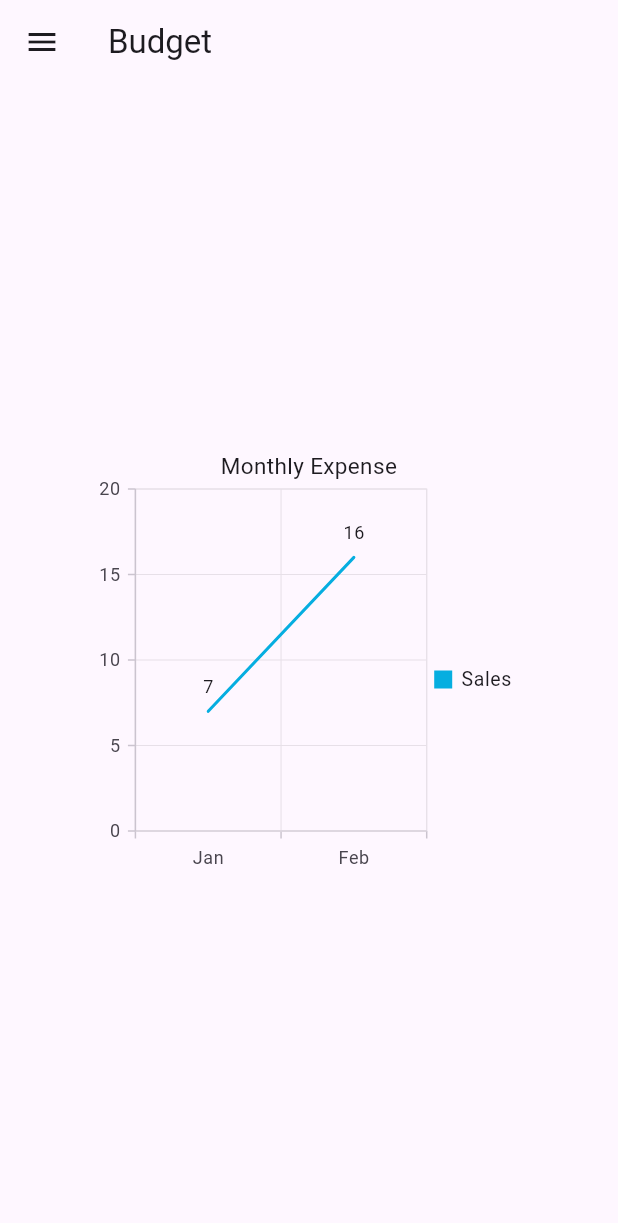
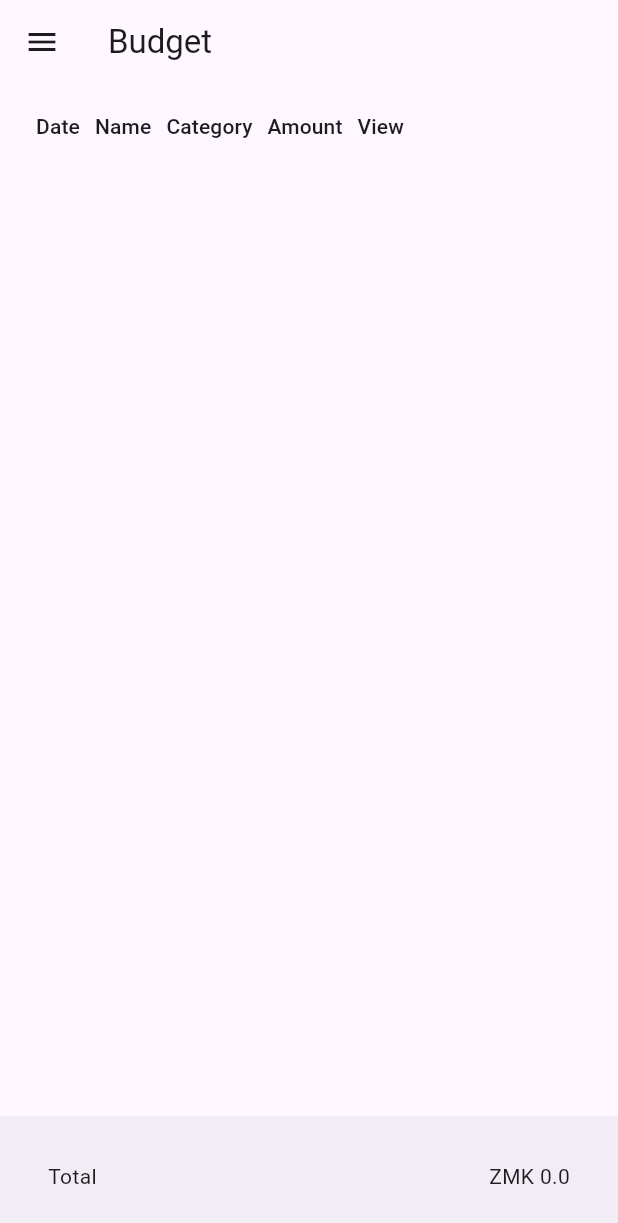
Before and after one commit to Atupele4/myexpensetraker, a Flutter app: the ExpenseApp screen opened directly, on a phone screen of 412 x 824 dp. Shown: the top 1223 px of the screen. Run offline on Flutter 3.47's test engine with Material 2 defaults, Android fonts, the phone set to English and light mode, and no system bars; our stand-ins replace firebase_auth, firebase_core, shared_preferences, sqflite, syncfusion_flutter_charts; accounts and stored records are empty.

Commit message:
cleaning app. moved expense list to home page. added validation on adding of categories. moved charts to statistics page. added a pre populated list of categories.

```diff
--- a/lib/ExpenseApp/AddExpens.dart
+++ b/lib/ExpenseApp/AddExpens.dart
@@ -86,7 +86,7 @@ class _ExpenseFormState extends State<AddExpense> {
               Container(margin: const EdgeInsets.fromLTRB(5,10, 5, 10), child: const Text('Pick Expense Category')),
               DropdownButton<String>(
                 value: selectedItem,
-                items: dropdownItems.map((item) => DropdownMenuItem(value: item, child: Text(item))).toList(),
+                items: dropdownItems.map((item) => DropdownMenuItem(value: item, child: Text(item.toUpperCase()))).toList(),
                 onChanged: (value) {
                   setState(() {
                     selectedItem = value!;
--- a/lib/ExpenseApp/ExpenseApp.dart
+++ b/lib/ExpenseApp/ExpenseApp.dart
@@ -1,12 +1,12 @@
 import 'package:flutter/material.dart';
-import 'package:myexpensetraker/DTO/ExpenseChartData.dart';
 import 'package:myexpensetraker/ExpenseApp/ExpenseStatistics.dart';
 import 'package:myexpensetraker/login/login.dart';
 import 'package:shared_preferences/shared_preferences.dart';
-import 'package:syncfusion_flutter_charts/charts.dart';
+import '../DTO/Expense.dart';
+import '../DatabaseHelper.dart';
 import 'AddExpens.dart';
 import 'ExpenseCategories.dart';
-import 'ExpenseList.dart';
+import 'package:intl/intl.dart';
 
 class ExpenseApp extends StatefulWidget {
   const ExpenseApp({super.key});
@@ -16,17 +16,27 @@ class ExpenseApp extends StatefulWidget {
 }
 
 class _ExpenseAppState extends State<ExpenseApp> {
-  List<ExpenseChartData> data = [
-    ExpenseChartData('2023','Jan','Food',7),
-    ExpenseChartData('2023','Feb','Transport',16),
-  ];
+  late Future<List<Expense>> _expensesFuture;
   final int _selectedIndex = 0;
+  late double countX = 0;
+  late String formattedDate;
 
   Future<void> navigateToNewScreen() async {
     await Navigator.pushReplacement(
       context,
       MaterialPageRoute(builder: (context) => const Login()),
     );
+  }
+
+  @override
+  void initState() {
+    super.initState();
+    _expensesFuture = DatabaseHelper.instance.getAllExpenses();
+
+    // Create a formatter for the desired format
+    final formatter = DateFormat('MM/dd/yyyy');
+    formattedDate = formatter.format(DateTime.now());
+
   }
 
   @override
@@ -82,20 +92,6 @@ class _ExpenseAppState extends State<ExpenseApp> {
             ),
             ListTile(
               title: const Row(
-                children: [
-                  Icon(Icons.list),
-                  Text(" Expense Listing"),
-                ],
-              ),
-              onTap: () {
-                Navigator.push(
-                  context,
-                  MaterialPageRoute(builder: (context) => const ExpenseList()),
-                );
-              },
-            ),
-            ListTile(
-              title: const Row(
                 crossAxisAlignment: CrossAxisAlignment.start,
                 children: [
                   Icon(Icons.stacked_bar_chart),
@@ -130,36 +126,69 @@ class _ExpenseAppState extends State<ExpenseApp> {
           ],
         ),
       ),
-      body: Container(
-        margin: const EdgeInsets.all(5),
-        child: Column(
-          mainAxisAlignment: MainAxisAlignment.center,
-          children: [
-            Row(
-              mainAxisAlignment: MainAxisAlignment.spaceEvenly,
-              children: [
-                Center(
-                  child: SfCartesianChart(
-                      primaryXAxis: CategoryAxis(),
-                      // Chart title
-                      title: ChartTitle(text: 'Monthly Expense'),
-                      // Enable legend
-                      legend: const Legend(isVisible: true),
-                      // Enable tooltip
-                      tooltipBehavior: TooltipBehavior(enable: true),
-                      series: <ChartSeries<ExpenseChartData, String>>[
-                        LineSeries<ExpenseChartData, String>(
-                            dataSource: data,
-                            xValueMapper: (ExpenseChartData sales, _) => sales.month,
-                            yValueMapper: (ExpenseChartData sales, _) => sales.totalItems,
-                            name: 'Sales',
-                            // Enable data label
-                            dataLabelSettings: const DataLabelSettings(isVisible: true))
-                      ]),
-                ),
+      body: FutureBuilder<List<Expense>>(
+        future: _expensesFuture,
+        builder: (context, snapshot) {
+          if (snapshot.hasData) {
+            for (final expense in snapshot.data!) {
+              countX += expense.amount;
+            }
+
+
+
+            // Format the date to the desired string
+
+
+
+
+
+            return DataTable(
+              dataTextStyle: const TextStyle(
+                fontSize: 10,
+                color: Colors.black
+              ),
+              columnSpacing: 10,
+              columns: const [
+                DataColumn(label: Text('Date')),
+                DataColumn(label: Text('Name')),
+                DataColumn(label: Text('Category')),
+                DataColumn(label: Text('Amount')),
+                DataColumn(label: Text('View'))
               ],
-            ),
-          ],
+              rows: snapshot.data!
+                  .map((expense) => DataRow(
+                cells: [
+                  DataCell(Text(formattedDate)),
+                  DataCell(Text(expense.name.toUpperCase())),
+                  DataCell(Text(expense.category.toString())),
+                  DataCell(Text(expense.amount.toString())),
+                  DataCell(ElevatedButton(
+                    onPressed: () {
+                      // Handle button click
+                    },
+                    child: const Icon(Icons.open_in_new),
+                  ))
+                ],
+              ))
+                  .toList(),
+            );
+          } else if (snapshot.hasError) {
+            return Text('Error: ${snapshot.error}');
+          } else {
+            return const Center(child: CircularProgressIndicator());
+          }
+        },
+      ),
+      bottomNavigationBar: BottomAppBar(
+        child: Container(
+          padding: EdgeInsets.all(16.0),
+          child: Row(
+            mainAxisAlignment: MainAxisAlignment.spaceBetween,
+            children: [
+              const Text('Total'),
+              Text('ZMK $countX'),
+            ],
+          ),
         ),
       ),
     );
```
Also changed, not shown: lib/ExpenseApp/ExpenseCategories.dart (+24 -6 lines), lib/ExpenseApp/ExpenseList.dart (deleted, +0 -86 lines), lib/ExpenseApp/ExpenseStatistics.dart (+47 -18 lines), lib/main.dart (+26 -8 lines).
